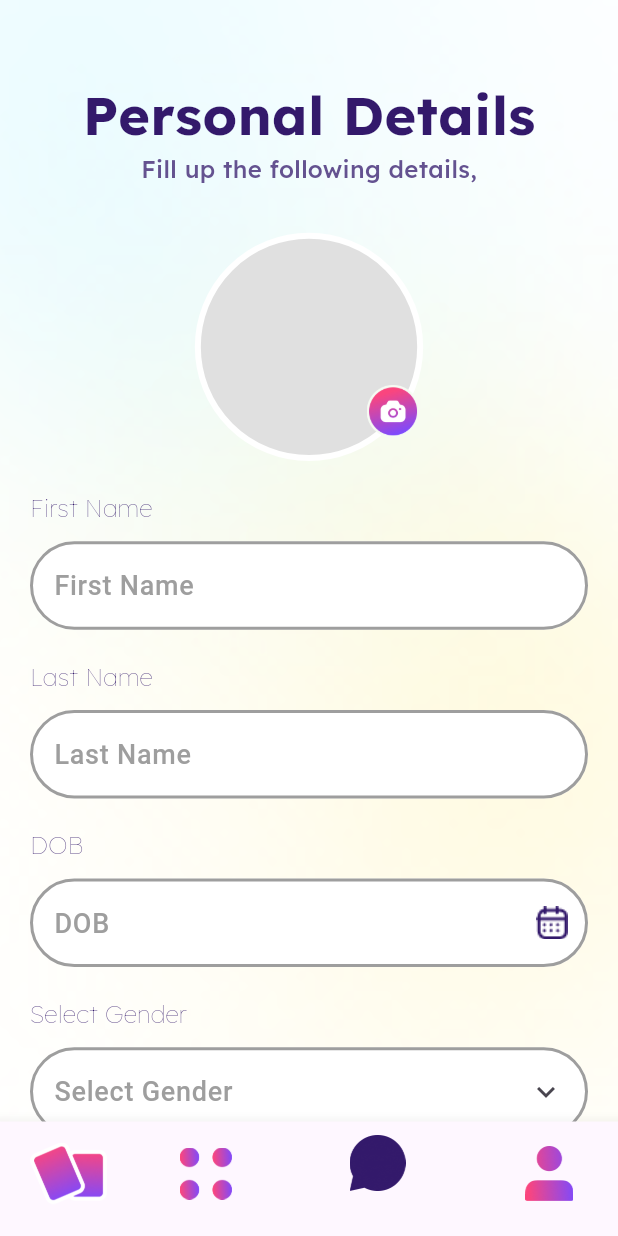
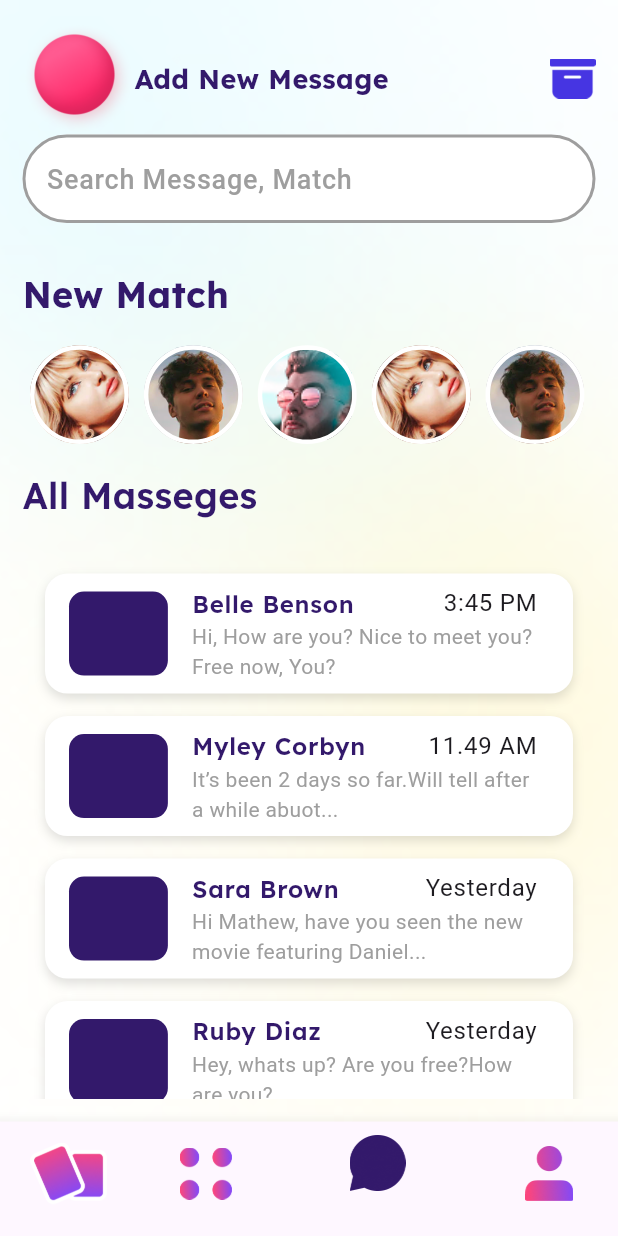
Before and after one commit to Faisal-957/datingapp, a Flutter app: the screen it shows after launch, item 3 of the bottom bar chosen, on a phone screen of 412 x 824 dp. Run offline on Flutter 3.47's test engine with Material 3 defaults, Android fonts, the phone set to English and light mode, and no system bars; our stand-ins replace flutter_card_swiper, flutter_screenutil, get, google_fonts, google_maps_flutter, intl_phone_field and 3 more.

Commit message:
screen update

```diff
--- /dev/null
+++ b/lib/core/custom_widget/custom_listtile.dart
@@ -0,0 +1,50 @@
+import 'package:datingapp/core/constants/colors.dart';
+import 'package:datingapp/core/constants/text_style.dart';
+import 'package:flutter/material.dart';
+import 'package:flutter_screenutil/flutter_screenutil.dart';
+
+class CustomListtile extends StatelessWidget {
+  final String title;
+  final String date;
+  final String subtitle;
+  const CustomListtile({
+    super.key,
+    required this.title,
+    required this.date,
+    required this.subtitle,
+  });
+
+  @override
+  Widget build(BuildContext context) {
+    return Container(
+      margin: EdgeInsets.symmetric(vertical: 0, horizontal: 15),
+      decoration: BoxDecoration(
+        color: Colors.white,
+        borderRadius: BorderRadius.circular(15),
+        boxShadow: [
+          BoxShadow(color: Colors.black12, blurRadius: 5, offset: Offset(0, 3)),
+        ],
+      ),
+      child: ListTile(
+        leading: Container(
+          padding: EdgeInsets.zero,
+          height: double.infinity,
+          width: 60.w,
+          decoration: BoxDecoration(
+            color: darkblueColor,
+            borderRadius: BorderRadius.circular(10),
+          ),
+        ),
+
+        title: Row(
+          children: [
+            Text(title, style: style16.copyWith()),
+            Spacer(),
+            Text(date),
+          ],
+        ),
+        subtitle: Text(subtitle, style: TextStyle(color: Colors.grey)),
+      ),
+    );
+  }
+}
--- a/lib/main.dart
+++ b/lib/main.dart
@@ -1,5 +1,6 @@
 import 'package:datingapp/core/custom_widget/custom_usericon.dart';
 import 'package:datingapp/ui/screens/bottombar_screen/bottombar.dart';
+import 'package:datingapp/ui/screens/chat_screen/chat_screen.dart';
 import 'package:datingapp/ui/screens/user_screen/user_screen.dart';
 import 'package:flutter/material.dart';
 import 'package:flutter_screenutil/flutter_screenutil.dart';
--- a/lib/ui/screens/bottombar_screen/bottombar.dart
+++ b/lib/ui/screens/bottombar_screen/bottombar.dart
@@ -1,5 +1,6 @@
 import 'package:datingapp/core/constants/colors.dart';
 import 'package:datingapp/core/constants/string.dart';
+import 'package:datingapp/ui/screens/chat_screen/chat_screen.dart';
 import 'package:datingapp/ui/screens/home_Swip/home_swip.dart';
 import 'package:datingapp/ui/screens/intro_screen/intro_screen3.dart';
 import 'package:datingapp/ui/screens/location_screen/location.dart';
@@ -20,7 +21,7 @@ class _BottombarState extends State<Bottombar> {
   final List<Widget> screens = [
     HomeSwip(),
     UserScreen(),
-    Personaldetails(),
+    ChatScreen(),
     IntroScreen3(),
   ];
   @override
--- /dev/null
+++ b/lib/ui/screens/chat_screen/chat_screen.dart
@@ -0,0 +1,96 @@
+import 'package:datingapp/core/constants/auth_decoration.dart';
+import 'package:datingapp/core/constants/colors.dart';
+import 'package:datingapp/core/constants/string.dart';
+import 'package:datingapp/core/constants/text_style.dart';
+import 'package:datingapp/ui/screens/chat_screen/chat_viewmodel.dart';
+import 'package:flutter/material.dart';
+import 'package:flutter_screenutil/flutter_screenutil.dart';
+import 'package:provider/provider.dart';
+
+class ChatScreen extends StatelessWidget {
+  const ChatScreen({super.key});
+
+  @override
+  Widget build(BuildContext context) {
+    return ChangeNotifierProvider(
+      create: (context) => ChatViewmodel(),
+      child: Consumer<ChatViewmodel>(
+        builder: (context, value, chlid) => Scaffold(
+          body: Container(
+            width: double.infinity,
+            height: double.infinity,
+            decoration: BoxDecoration(
+              image: DecorationImage(
+                image: AssetImage("$staticAssets/intro3_bg.png"),
+                fit: BoxFit.cover,
+              ),
+            ),
+            child: Padding(
+              padding: const EdgeInsets.all(15),
+              child: Column(
+                mainAxisAlignment: MainAxisAlignment.start,
+                crossAxisAlignment: CrossAxisAlignment.start,
+                children: [
+                  Row(
+                    children: [
+                      Image.asset("$staticAssets/Ellipse.png", scale: 3),
+
+                      Text(
+                        "Add New Message",
+                        style: style18.copyWith(color: darkblueColor),
+                      ),
+                      Spacer(),
+                      Image.asset("$staticAssets/Vector.png", scale: 3),
+                      30.verticalSpace,
+                    ],
+                  ),
+                  TextFormField(
+                    decoration: authdecoration.copyWith(
+                      hintText: "Search Message, Match",
+                    ),
+                  ),
+                  30.verticalSpace,
+                  Text(
+                    "New Match",
+                    style: style18.copyWith(fontSize: 24, color: darkblueColor),
+                  ),
+
+                  SizedBox(
+                    height: 100,
+                    child: ListView.builder(
+                      scrollDirection: Axis.horizontal,
+                      itemCount: value.newmatch.length,
+                      itemBuilder: (context, index) {
+                        return Container(
+                          margin: EdgeInsets.symmetric(horizontal: 5),
+                          child: value.newmatch[index],
+                        );
+                      },
+                    ),
+                  ),
+                  Text(
+                    "All Masseges",
+                    style: style16.copyWith(color: darkblueColor, fontSize: 24),
+                  ),
+                  20.verticalSpace,
+                  Expanded(
+                    child: ListView.builder(
+                      shrinkWrap: true,
+                      itemCount: value.tilelist.length,
+                      itemBuilder: (context, index) {
+                        return Container(
+                          margin: EdgeInsets.only(top: 15),
+                          child: value.tilelist[index],
+                        );
+                      },
+                    ),
+                  ),
+                ],
+              ),
+            ),
+          ),
+        ),
+      ),
+    );
+  }
+}
--- /dev/null
+++ b/lib/ui/screens/chat_screen/chat_viewmodel.dart
@@ -0,0 +1,36 @@
+import 'package:datingapp/core/constants/string.dart';
+import 'package:datingapp/core/custom_widget/custom_listtile.dart';
+import 'package:datingapp/core/custom_widget/custom_usericon.dart';
+import 'package:flutter/material.dart';
+
+class ChatViewmodel extends ChangeNotifier {
+  List<CustomUsericon> newmatch = [
+    CustomUsericon(img: "$staticAssets/image2.png"),
+    CustomUsericon(img: "$staticAssets/image3.png"),
+    CustomUsericon(img: "$staticAssets/imag1.png"),
+    CustomUsericon(img: "$staticAssets/image2.png"),
+    CustomUsericon(img: "$staticAssets/image3.png"),
+  ];
+  List<CustomListtile> tilelist = [
+    CustomListtile(
+      title: "Belle Benson",
+      date: "3:45 PM",
+      subtitle: "Hi, How are you? Nice to meet you? Free now, You?",
+    ),
+    CustomListtile(
+      title: "Myley Corbyn",
+      date: "11.49 AM",
+      subtitle: "It’s been 2 days so far.Will tell after a while abuot...",
+    ),
+    CustomListtile(
+      title: "Sara Brown",
+      date: "Yesterday",
+      subtitle: "Hi Mathew, have you seen the new movie featuring Daniel...",
+    ),
+    CustomListtile(
+      title: "Ruby Diaz",
+      date: "Yesterday",
+      subtitle: "Hey, whats up? Are you free?How are you? ",
+    ),
+  ];
+}
--- a/lib/ui/screens/home_Swip/home_swip.dart
+++ b/lib/ui/screens/home_Swip/home_swip.dart
@@ -1,7 +1,6 @@
 import 'package:datingapp/core/constants/colors.dart';
 import 'package:datingapp/core/constants/string.dart';
 import 'package:datingapp/core/constants/text_style.dart';
-import 'package:datingapp/core/custom_widget/custom_continer.dart';
 import 'package:datingapp/ui/screens/home_Swip/home_view_model.dart';
 import 'package:flutter/material.dart';
 import 'package:flutter_card_swiper/flutter_card_swiper.dart';
```
Also changed, not shown: assets/static_assets/Ellipse.png (added), assets/static_assets/Vector.png (added).
